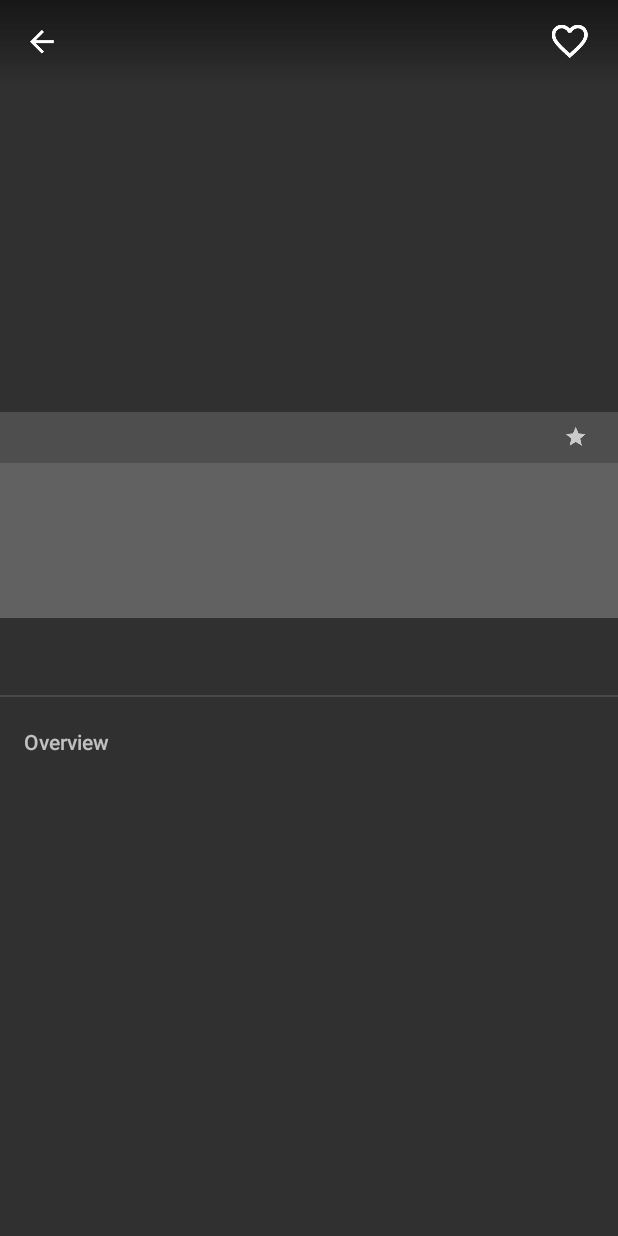
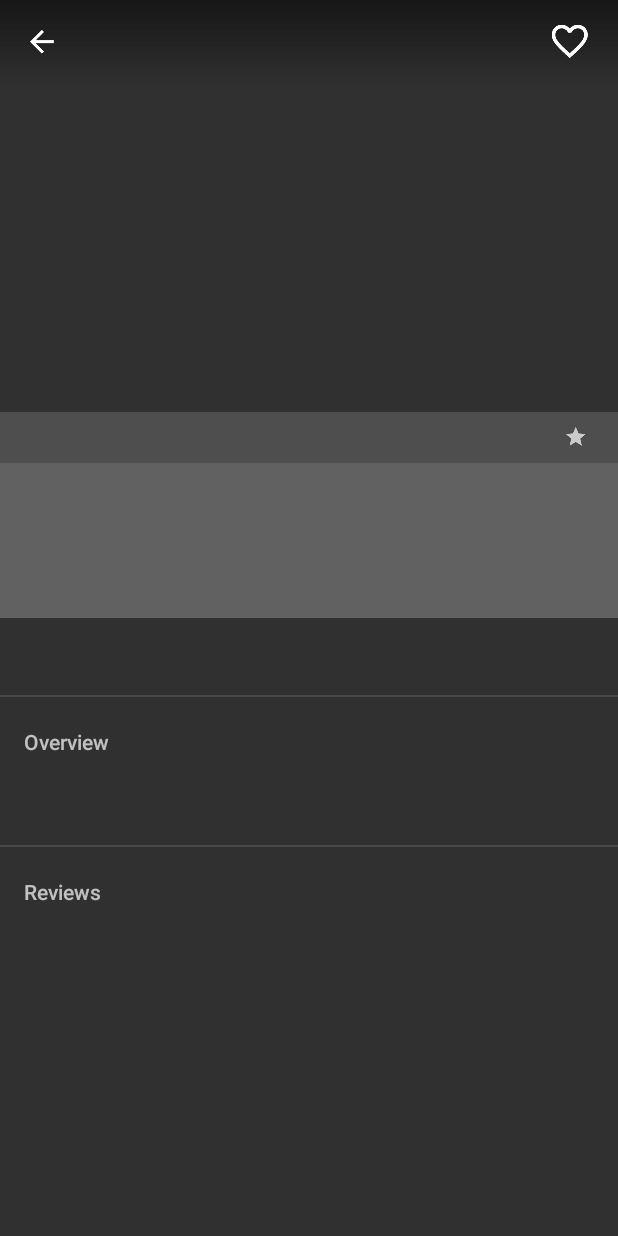
Before and after one commit to paulinaglab/Casheta, an Android app: the DetailFragment screen opened directly, with no data from a screen before it, on a phone screen of 412 x 824 dp. Run offline under Robolectric (Android 15) with nearby library versions, the phone set to English and light mode, and no system bars; libraries missing offline, so code that uses them is left out: android.support.v7; pictures from the network do not load; 3 statements that could not run were skipped.

Commit message:
Bugs fixed.

```diff
--- a/app/src/main/java/com/shaftapps/pglab/popularmovies/data/MovieContract.java
+++ b/app/src/main/java/com/shaftapps/pglab/popularmovies/data/MovieContract.java
@@ -48,8 +48,8 @@ public class MovieContract {
         // This column specify movie is most popular by "popularity" value from API
         // or NULL if is not.
         public static final String COLUMN_MOST_POPULAR = "most_popular";
-        // This column specify movie is one of the highest rated by index (its position on highest
-        // rated list) or NULL if is not.
+        // This column specify movie is one of the highest rated by index (order/its position on
+        // highest rated list) or NULL if is not.
         public static final String COLUMN_HIGHEST_RATED = "highest_rated";
 
 
--- a/app/src/main/java/com/shaftapps/pglab/popularmovies/fragment/DetailFragment.java
+++ b/app/src/main/java/com/shaftapps/pglab/popularmovies/fragment/DetailFragment.java
@@ -4,9 +4,9 @@ package com.shaftapps.pglab.popularmovies.fragment;
 import android.app.Activity;
 import android.content.ContentUris;
 import android.content.ContentValues;
-import android.content.res.Configuration;
 import android.database.Cursor;
 import android.net.Uri;
+import android.os.AsyncTask;
 import android.os.Build;
 import android.os.Bundle;
 import android.support.v4.app.Fragment;
@@ -72,8 +72,9 @@ public class DetailFragment extends Fragment implements LoaderManager.LoaderCall
     private TextView overviewTextView;
     private TextView releaseDate;
     private ImageView posterImageView;
-    private ImageView photoImageView;
+    private ImageView backdropImageView;
 
+    private ViewTreeObserver.OnGlobalLayoutListener ratioWrapperOnGlobalLayoutListener;
     private int generatedColor;
 
 
@@ -123,6 +124,19 @@ public class DetailFragment extends Fragment implements LoaderManager.LoaderCall
         }
     }
 
+    @Override
+    public void onDestroyView() {
+        if (ratioWrapperOnGlobalLayoutListener != null)
+            //TODO: remove it in a method
+            if (Build.VERSION.SDK_INT >= Build.VERSION_CODES.JELLY_BEAN) {
+                ratioWrapper.getViewTreeObserver()
+                        .removeOnGlobalLayoutListener(ratioWrapperOnGlobalLayoutListener);
+            } else {
+                ratioWrapper.getViewTreeObserver()
+                        .removeGlobalOnLayoutListener(ratioWrapperOnGlobalLayoutListener);
+            }
+        super.onDestroyView();
+    }
 
     //
     //  OPTION MENU METHODS
@@ -220,7 +234,7 @@ public class DetailFragment extends Fragment implements LoaderManager.LoaderCall
         overviewTextView = (TextView) fragmentView.findViewById(R.id.detail_overview);
         releaseDate = (TextView) fragmentView.findViewById(R.id.detail_release_date);
         posterImageView = (ImageView) fragmentView.findViewById(R.id.detail_poster_image);
-        photoImageView = (ImageView) fragmentView.findViewById(R.id.detail_photo_image);
+        backdropImageView = (ImageView) fragmentView.findViewById(R.id.detail_photo_image);
     }
 
 
@@ -228,8 +242,8 @@ public class DetailFragment extends Fragment implements LoaderManager.LoaderCall
      * This method fits height of top part layout (with title, poster and backdrop).
      */
     private void fitRatioWrapperHeight() {
-        ViewTreeObserver viewTreeObserver = ratioWrapper.getViewTreeObserver();
-        viewTreeObserver.addOnGlobalLayoutListener(new ViewTreeObserver.OnGlobalLayoutListener() {
+        ViewTreeObserver ratioWrapperTreeObserver = ratioWrapper.getViewTreeObserver();
+        ratioWrapperOnGlobalLayoutListener = new ViewTreeObserver.OnGlobalLayoutListener() {
             @Override
             public void onGlobalLayout() {
                 int screenHeight = getResources().getDisplayMetrics().heightPixels -
@@ -244,8 +258,10 @@ public class DetailFragment extends Fragment implements LoaderManager.LoaderCall
                 } else {
                     viewTreeObserver.removeGlobalOnLayoutListener(this);
                 }
+                ratioWrapperOnGlobalLayoutListener = null;
             }
-        });
+        };
+        ratioWrapperTreeObserver.addOnGlobalLayoutListener(ratioWrapperOnGlobalLayoutListener);
     }
 
     private void initScrollViewListener() {
@@ -288,12 +304,16 @@ public class DetailFragment extends Fragment implements LoaderManager.LoaderCall
         final Palette.PaletteAsyncListener paletteAsyncListener = new Palette.PaletteAsyncListener() {
             @Override
             public void onGenerated(Palette palette) {
+                if (getActivity() == null)
+                    return;
+
                 generatedColor = palette.getDarkVibrantColor(
                         ContextCompat.getColor(getActivity(), R.color.details_rate_not_initialized_bg));
+
                 titlesWrapper.setBackgroundColor(generatedColor);
 
                 rateWrapper.setBackgroundColor(
-                        ColorUtils.getColorWithTranslateBrightness(generatedColor, -20));
+                        ColorUtils.getColorWithTranslateBrightness(generatedColor, -10));
             }
         };
 
@@ -317,7 +337,7 @@ public class DetailFragment extends Fragment implements LoaderManager.LoaderCall
         Glide.with(getActivity())
                 .load(movieCursor.getString(movieCursor.getColumnIndex(MovieContract.MovieEntry.COLUMN_BACKDROP_URL)))
                 .fitCenter()
-                .into(photoImageView);
+                .into(backdropImageView);
     }
 
 
--- a/app/src/main/res/layout/fragment_detail.xml
+++ b/app/src/main/res/layout/fragment_detail.xml
@@ -1,7 +1,7 @@
 <?xml version="1.0" encoding="utf-8"?>
 <com.shaftapps.pglab.popularmovies.widget.NotifyingScrollView xmlns:android="http://schemas.android.com/apk/res/android"
+    xmlns:app="http://schemas.android.com/apk/res-auto"
     xmlns:tools="http://schemas.android.com/tools"
-    xmlns:app="http://schemas.android.com/apk/res-auto"
     android:id="@+id/detail_notifying_scroll_view"
     android:layout_width="match_parent"
     android:layout_height="match_parent">
@@ -69,9 +69,9 @@
                         android:layout_width="match_parent"
                         android:layout_height="wrap_content"
                         android:ellipsize="end"
+                        android:paddingBottom="4dp"
                         android:singleLine="true"
-                        tools:text="Movie title"
-                        android:paddingBottom="4dp"/>
+                        tools:text="Movie title" />
 
                     <TextView
                         android:id="@+id/detail_movie_original_title"
@@ -114,10 +114,12 @@
             android:layout_width="wrap_content"
             android:layout_height="wrap_content"
             android:padding="16dp"
-            tools:text="@string/details_release_date_label"
-            android:textSize="14sp" />
+            android:textSize="14sp"
+            tools:text="@string/details_release_date_label" />
+
 
         <View style="@style/AppTheme.Separator" />
+
 
         <TextView
             style="@style/TextAppearance.AppCompat.Body2"
@@ -140,6 +142,25 @@
             tools:text="Lorem ipsum dolor sit amet, consectetur adipiscing elit, sed do eiusmod tempor incididunt ut labore et dolore magna aliqua. Ut enim ad minim veniam, quis nostrud exercitation ullamco laboris nisi ut aliquip ex ea commodo consequat. Duis aute irure dolor in reprehenderit in voluptate velit esse cillum dolore eu fugiat nulla pariatur." />
 
 
+        <View
+            style="@style/AppTheme.Separator"
+            android:layout_marginTop="8dp" />
+
+        <TextView
+            style="@style/TextAppearance.AppCompat.Body2"
+            android:layout_width="wrap_content"
+            android:layout_height="wrap_content"
+            android:layout_marginTop="4dp"
+            android:padding="16dp"
+            android:text="@string/details_reviews_label"
+            android:textColor="?android:textColorSecondary" />
+
+        <LinearLayout
+            android:id="@+id/detail_reviews_layout"
+            android:layout_width="match_parent"
+            android:layout_height="wrap_content"
+            android:orientation="vertical" />
+
     </LinearLayout>
 
 </com.shaftapps.pglab.popularmovies.widget.NotifyingScrollView>
--- a/app/src/main/res/values/strings.xml
+++ b/app/src/main/res/values/strings.xml
@@ -6,6 +6,7 @@
     <string name="details_rate_format" translatable="false">%.1f/10</string>
     <string name="details_overview_label">Overview</string>
     <string name="details_release_date_label">Release date: %s</string>
+    <string name="details_reviews_label">Reviews</string>
 
     <string name="action_favorite">Favorite</string>
 
```
Also changed, not shown: app/src/main/java/com/shaftapps/pglab/popularmovies/FetchMoviesTask.java (+50 -7 lines), app/src/main/java/com/shaftapps/pglab/popularmovies/activity/MainActivity.java (+14 -10 lines), app/src/main/java/com/shaftapps/pglab/popularmovies/fragment/MoviesFragment.java (+18 -4 lines).
